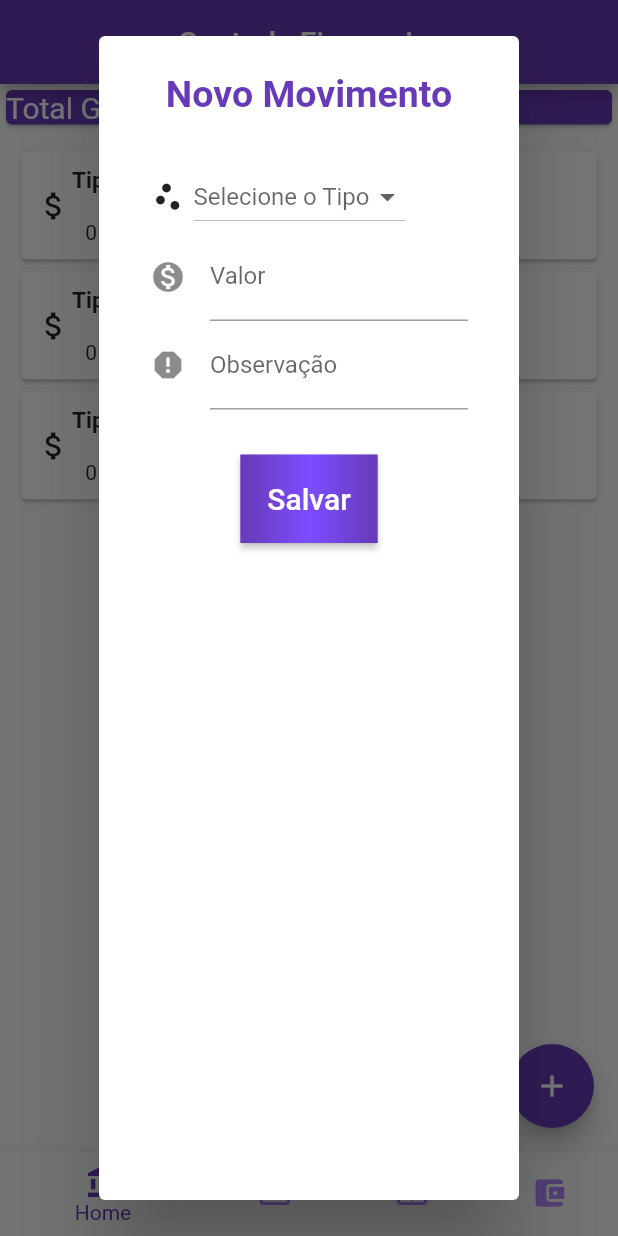
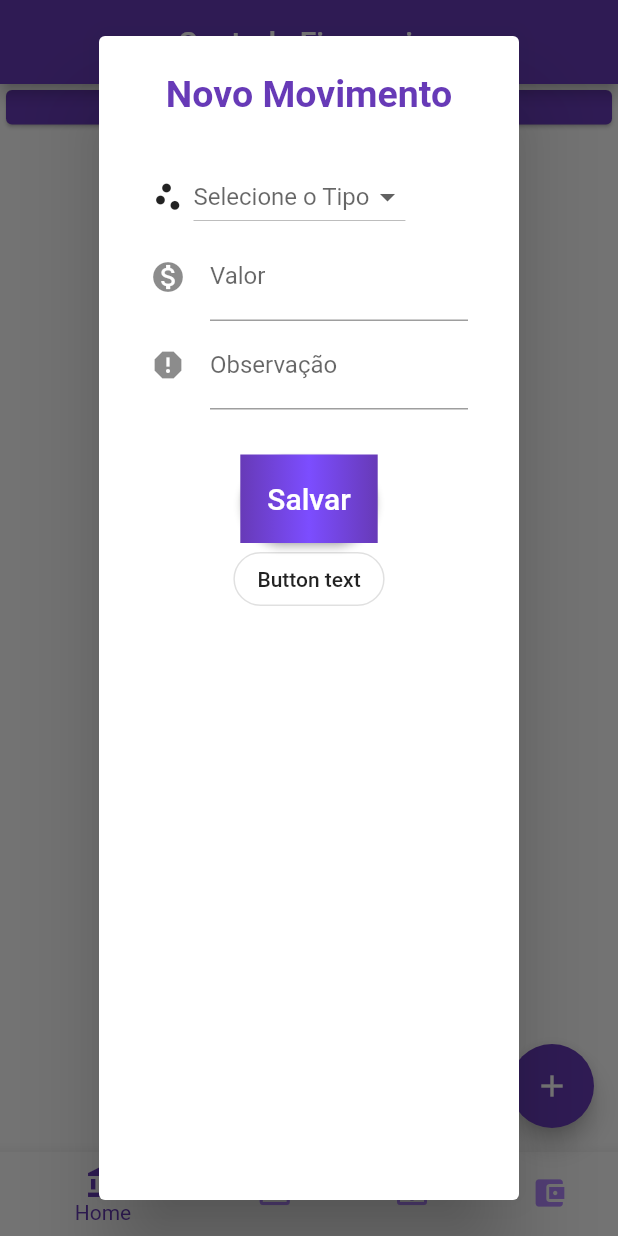
Before and after one commit to LeoAlvarenga/ControleFinanceiro, a Flutter app: the screen it shows after launch, after a tap on the "add" icon, on a phone screen of 412 x 824 dp. Run offline on Flutter 3.47's test engine with Material 2 defaults, Android fonts, the light colour scheme and no system bars; our stand-ins replace date_format, sqflite; accounts and stored records are empty.

Commit message:
Implementando funções do SQLITE

```diff
--- a/lib/main.dart
+++ b/lib/main.dart
@@ -1,3 +1,4 @@
+import 'package:controle_financeiro/teste.dart';
 import 'package:controle_financeiro/ui/adicionar_page.dart';
 import 'package:controle_financeiro/ui/home_page.dart';
 import 'package:flutter/material.dart';
--- a/lib/ui/home_page.dart
+++ b/lib/ui/home_page.dart
@@ -8,17 +8,17 @@ class Home extends StatefulWidget {
 }
 
 class _HomeState extends State<Home> {
-
   OperacaoHelper helper = OperacaoHelper();
 
   List<Operacao> operacoes = List();
 
+  String _valorTotal = "0";
+
   @override
-  void initState(){
+  void initState() {
     super.initState();
 
     _getAllContacts();
-
   }
 
   //configurações do BottomNavigator
@@ -50,7 +50,6 @@ class _HomeState extends State<Home> {
     });
   }
 
-
   @override
   Widget build(BuildContext context) {
     return Scaffold(
@@ -63,12 +62,13 @@ class _HomeState extends State<Home> {
         children: <Widget>[
           Card(
             child: Row(
+              mainAxisAlignment: MainAxisAlignment.center,
               children: <Widget>[
                 Text(
-                      "Total Gasto: xxxxx",
+                  "Total Gasto: R\$" + _valorTotal /*+ totalGasto()*/,
                   style: TextStyle(fontSize: 20.0, color: Colors.white),
                   textAlign: TextAlign.center,
-                    )
+                ),
               ],
             ),
             color: Colors.deepPurple,
@@ -80,7 +80,7 @@ class _HomeState extends State<Home> {
                 itemBuilder: (context, index) {
                   return _movimentacao(context, index);
                 },
-                    itemCount: 3,
+                itemCount: operacoes.length,
               ),
             ),
           ),
@@ -91,6 +91,7 @@ class _HomeState extends State<Home> {
         child: Icon(Icons.add),
         onPressed: () {
           createDialog(context);
+          _getAllContacts();
         },
       ),
       bottomNavigationBar: BottomNavigationBar(
@@ -127,6 +128,11 @@ class _HomeState extends State<Home> {
     var dropValue = "teste";
     var _tipos = <String>['Crédito', 'Débito', 'Saque'];
 
+    final _valorController = TextEditingController();
+    final _observacaoController = TextEditingController();
+
+    Operacao _novaOperacao = Operacao();
+
     return showDialog(
         context: context,
         builder: (context) {
@@ -137,8 +143,7 @@ class _HomeState extends State<Home> {
                 style: TextStyle(
                     color: Colors.deepPurple,
                     fontWeight: FontWeight.bold,
-                      fontSize: 25.0
-                    ),
+                    fontSize: 25.0),
               ),
               content: Form(
                 key: _formKey,
@@ -164,28 +169,46 @@ class _HomeState extends State<Home> {
                             print(selected);
                             setState(() {
                               selectedType = selected;
+                              _novaOperacao.tipo = selected;
                             });
                           },
                           hint: Text("Selecione o Tipo"),
                         ),
                       ],
                     ),
-                        TextFormField(
+                    TextField(
                       decoration: InputDecoration(
                           icon: Icon(Icons.monetization_on),
                           labelText: 'Valor'),
                       keyboardType: TextInputType.numberWithOptions(),
+                      controller: _valorController,
+                      onChanged: (text) {
+                        setState(() {
+                          _novaOperacao.valor = text;
+                        });
+                      },
                     ),
-                        TextFormField(
+                    TextField(
                       decoration: InputDecoration(
                           icon: Icon(Icons.report), labelText: 'Observação'),
+                      controller: _observacaoController,
+                      onChanged: (text) {
+                        _novaOperacao.observacao = text;
+                      },
                     ),
                     Column(
                       mainAxisSize: MainAxisSize.min,
                       children: <Widget>[
                         const SizedBox(height: 30),
                         RaisedButton(
-                              onPressed: () {},
+                          shape: RoundedRectangleBorder(
+                              borderRadius: BorderRadius.circular(30.0)),
+                          onPressed: () async {
+                            await helper.saveOperacao(_novaOperacao);
+                            print("Operacao salva");
+                            _getAllContacts();
+                            Navigator.pop(context);
+                          },
                           textColor: Colors.white,
                           padding: const EdgeInsets.all(0.0),
                           child: Container(
@@ -203,6 +226,14 @@ class _HomeState extends State<Home> {
                                 style: TextStyle(fontSize: 20)),
                           ),
                         ),
+                        OutlineButton(
+                            child: new Text("Button text"),
+                            onPressed: () async {
+                              await helper.saveOperacao(_novaOperacao);
+                              print("Operacao salva");
+                            },
+                            shape: new RoundedRectangleBorder(
+                                borderRadius: new BorderRadius.circular(30.0)))
                       ],
                     ),
                   ],
@@ -219,15 +250,15 @@ class _HomeState extends State<Home> {
           child: Row(
             children: <Widget>[
               Column(
-                    children: <Widget>[Icon(Icons.attach_money)],
+                children: <Widget>[Icon(selecionaIcone(operacoes[index].tipo))],
               ),
               Column(
                 children: <Widget>[
-                      Text("Tipo do pagamento",
+                  Text(operacoes[index].tipo,
                       textAlign: TextAlign.start,
                       style: TextStyle(
                           fontSize: 15.0, fontWeight: FontWeight.bold)),
-                      Text("Valor",
+                  Text("R\$" + operacoes[index].valor,
                       textAlign: TextAlign.start,
                       style: TextStyle(
                         fontSize: 15.0,
@@ -238,6 +269,22 @@ class _HomeState extends State<Home> {
                     textAlign: TextAlign.start,
                   ),
                 ],
+              ),
+              Column(
+                children: <Widget>[
+                  Padding(
+                    padding: EdgeInsets.all(10.0),
+                    child: IconButton(
+                      icon: Icon(Icons.delete),
+                      color: Colors.red,
+                      onPressed:() async {
+                        await helper.deleteOperacao(operacoes[index].id);
+                        print("Deletado operação id:" + operacoes[index].id.toString());
+                        _getAllContacts();
+                        },
+                    ),
+                  )
+                ],
               )
             ],
           ),
@@ -246,13 +293,51 @@ class _HomeState extends State<Home> {
     );
   }
 
+  IconData selecionaIcone(String tipo) {
+    switch (tipo) {
+      case "Crédito":
+        return Icons.payment;
+        break;
+      case "Débito":
+        return Icons.local_atm;
+        break;
+      case "Saque":
+        return Icons.account_balance_wallet;
+        break;
+      default:
+        return null;
+        break;
+    }
+  }
+
   void _getAllContacts() {
-      helper.getAllOperacoes().then((list){
+    helper.getAllOperacoes().then((list) {
       setState(() {
         operacoes = list;
+        atualizaValor();
       });
     });
   }
 
+  // String totalGasto() {
+  //   double _total = 0;
+  //   for (int i = 0; i < operacoes.length; i++) {
+  //     print(operacoes[i].valor);
+  //     _total += double.parse(operacoes[i].valor);
+  //   }
+  //   print(_total);
+  //   return _total.toString();
+  // }
 
+  atualizaValor() {
+    double _total = 0;
+    for (int i = 0; i < operacoes.length; i++) {
+      print(operacoes[i].valor);
+     _total += double.parse(operacoes[i].valor);
+
+     setState(() {
+      _valorTotal = _total.toString();
+     });
      }
+  }
+}
```
Also changed, not shown: lib/teste.dart (added, +41 -0 lines). Lines whose indentation alone changed are shown as unchanged.
